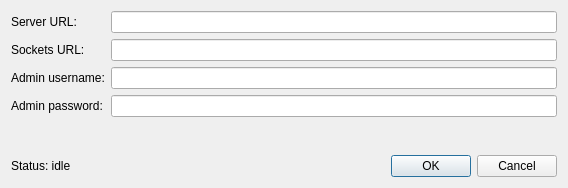
Qt form conneditor.ui (ov1d1u/telepatmanager) before a commit.
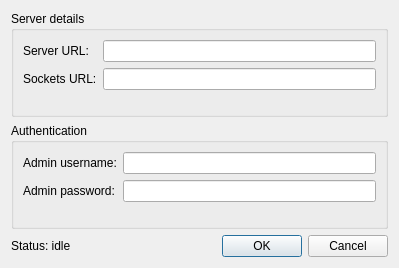
The same form after that commit.

Commit message: Groups in connection editor

Diff of the .ui file:
```diff
--- a/conneditor.ui
+++ b/conneditor.ui
@@ -9,8 +9,8 @@
    <rect>
     <x>0</x>
     <y>0</y>
-    <width>568</width>
-    <height>188</height>
+    <width>399</width>
+    <height>268</height>
    </rect>
   </property>
   <property name="windowTitle">
@@ -21,6 +21,18 @@
   </property>
   <layout class="QVBoxLayout" name="verticalLayout">
    <item>
+    <widget class="QGroupBox" name="serverGroupBox">
+     <property name="title">
+      <string>Server details</string>
+     </property>
+     <property name="flat">
+      <bool>false</bool>
+     </property>
+     <property name="checkable">
+      <bool>false</bool>
+     </property>
+     <layout class="QHBoxLayout" name="horizontalLayout_2">
+      <item>
     <layout class="QFormLayout" name="formLayout">
      <item row="0" column="0">
       <widget class="QLabel" name="label">
@@ -46,28 +58,41 @@
        </property>
       </widget>
      </item>
-     <item row="2" column="0">
+       </layout>
+      </item>
+     </layout>
+    </widget>
+   </item>
+   <item>
+    <widget class="QGroupBox" name="authGroupBox">
+     <property name="title">
+      <string>Authentication</string>
+     </property>
+     <layout class="QHBoxLayout" name="horizontalLayout_3">
+      <item>
+       <layout class="QFormLayout" name="formLayout_2">
+        <item row="0" column="0">
       <widget class="QLabel" name="label_4">
        <property name="text">
         <string>Admin username:</string>
        </property>
       </widget>
      </item>
-     <item row="2" column="1">
+        <item row="0" column="1">
       <widget class="QLineEdit" name="adminUsername">
        <property name="text">
         <string/>
        </property>
       </widget>
      </item>
-     <item row="3" column="0">
+        <item row="1" column="0">
       <widget class="QLabel" name="label_5">
        <property name="text">
         <string>Admin password:</string>
        </property>
       </widget>
      </item>
-     <item row="3" column="1">
+        <item row="1" column="1">
       <widget class="QLineEdit" name="adminPassword">
        <property name="text">
         <string/>
@@ -78,6 +103,9 @@
       </widget>
      </item>
     </layout>
+      </item>
+     </layout>
+    </widget>
    </item>
    <item>
     <layout class="QHBoxLayout" name="horizontalLayout">
```
Lines whose indentation alone changed are shown as unchanged.
